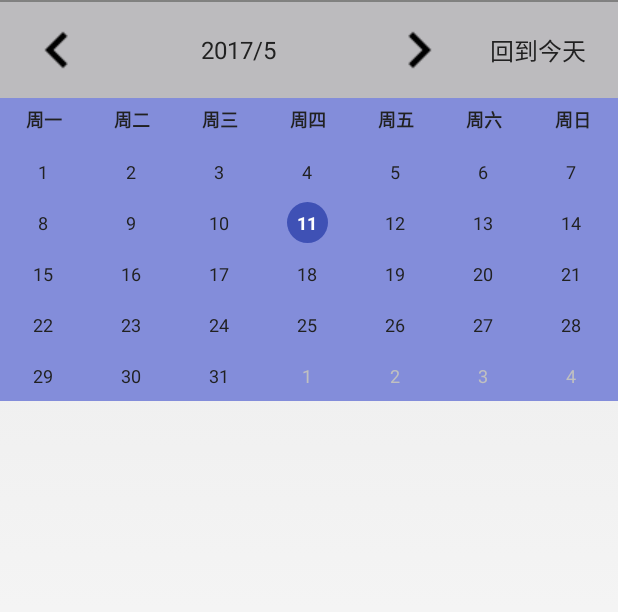
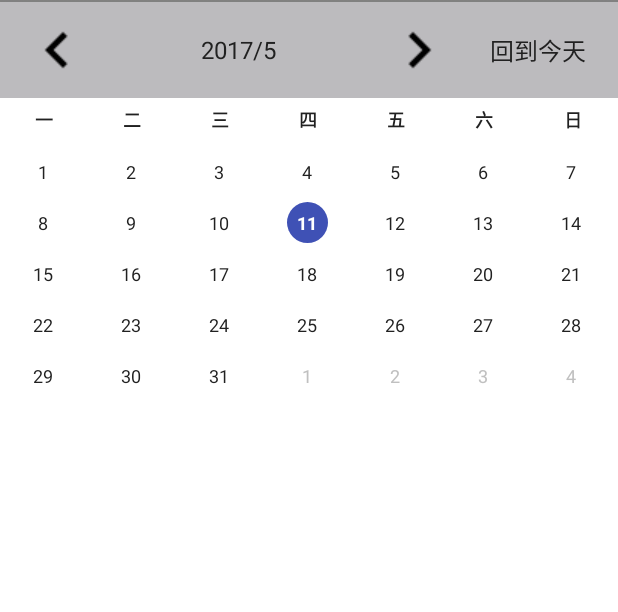
Before and after one commit to KathrineLee/Calendar_L, an Android app: the screen it shows after launch (MainActivity), on a phone screen of 412 x 824 dp, the part 36-648 px from its top. Run offline under Robolectric (Android 15) with nearby library versions, the phone set to English and light mode, and no system bars.

Commit message:
xml修改及部分布局代码优化

```diff
--- a/Calendar_K/app/src/main/java/com/example/kathrynl/calendar_k/CalendarCard.java
+++ b/Calendar_K/app/src/main/java/com/example/kathrynl/calendar_k/CalendarCard.java
@@ -28,17 +28,14 @@ import com.nineoldandroids.animation.ObjectAnimator;
 /**
  * 单个月的日历视图 <功能简述> <Br>
  * 可以定义样式<功能详细描述> <Br>
- *
- * @author Kyson http://www.hikyson.cn/
  */
-@SuppressLint("ClickableViewAccessibility")
+
 public class CalendarCard extends LinearLayout {
 
     /**
      * 控件的日期改变 <功能简述> <Br>
      * <功能详细描述> <Br>
      *
-     * @author Kyson
      */
     public interface OnCalendarChangeListener {
         void onCalendarChange(Calendar cal);
@@ -115,8 +112,7 @@ public class CalendarCard extends LinearLayout {
         View view = LayoutInflater.from(mContext).inflate(
                 R.layout.widget_calendar_card, this, true);
 
-        LinearLayout weekdaysLl = (LinearLayout) view
-                .findViewById(R.id.widget_calendar_card_weekdays);
+        LinearLayout weekdaysLl = (LinearLayout) view.findViewById(R.id.widget_calendar_card_weekdays);
 
         // 设置星期文字样式
         for (int i = 0; i < weekdaysLl.getChildCount(); i++) {
@@ -148,7 +144,6 @@ public class CalendarCard extends LinearLayout {
 
     /**
      * 设置控件的选中日期 <功能简述>
-     *
      * @param calendar
      */
     public void selectCurrentCalendar(Calendar calendar) {
@@ -174,21 +169,12 @@ public class CalendarCard extends LinearLayout {
         notifyDataChanged();
     }
 
-    public void selectBeforeDay() {
-        mCurrentCal.add(Calendar.DAY_OF_MONTH, -1);
-        mGridViewAdapter.setSelectedDate(mCurrentCal);
-        notifyDataChanged();
-    }
-
-    public void selectAfterDay() {
-        mCurrentCal.add(Calendar.DAY_OF_MONTH, 1);
-        mGridViewAdapter.setSelectedDate(mCurrentCal);
-        notifyDataChanged();
-    }
-
+    /**
+     * 用户手势检测
+     */
     private GestureDetector mDetector = new GestureDetector(mContext,
             new SimpleOnGestureListener() {
-
+    //创建GestureDetector实例mDetector
                 @Override
                 public boolean onDown(MotionEvent e) {
                     return true;
@@ -243,7 +229,6 @@ public class CalendarCard extends LinearLayout {
     /**
      * 给gridview设置,设置数据 <功能简述>
      *
-     * @param cal
      */
     private List<CalendarItem> getGvDataByYearAndMonth() {
         // 前面的空格数
@@ -260,29 +245,18 @@ public class CalendarCard extends LinearLayout {
      * 控件数据变化，通知改变样式 <功能简述>
      */
     private void notifyDataChanged() {
-        performAnim();
+       // performAnim();
         mGridViewAdapter.setDatas(getGvDataByYearAndMonth());
-        mGridViewAdapter.notifyDataSetChanged();
+        mGridViewAdapter.notifyDataSetChanged();//强制刷新
         if (mOnCalendarChangeListener != null) {
             mOnCalendarChangeListener.onCalendarChange(mCurrentCal);
         }
     }
-
-    /**
-     * perform this view's anim <功能简述>
-     */
-    private void performAnim() {
-        ObjectAnimator.ofFloat(mGv, "alpha", 0f, 1f).setDuration(150).start();
-    }
-
     /**
      * 为gridview中添加需要展示的数据
-     *
-     * @param tempSum
-     * @param dayNumInMonth
      */
     private List<CalendarItem> getGvListData(int first, int last, int dayCount) {
-        List<CalendarItem> list = new ArrayList<CalendarItem>();
+        List<CalendarItem> list = new ArrayList<>();
         // 当前选中的月份对应的calendar
         Calendar currentCalendar = (Calendar) mCurrentCal.clone();
         currentCalendar.set(Calendar.DAY_OF_MONTH, 1);
--- a/Calendar_K/app/src/main/java/com/example/kathrynl/calendar_k/CalendarGridViewAdapter.java
+++ b/Calendar_K/app/src/main/java/com/example/kathrynl/calendar_k/CalendarGridViewAdapter.java
@@ -2,7 +2,7 @@ package com.example.kathrynl.calendar_k;
 
 /**
  * 日历网格视图适配器
- * Created by Kathryn.L on 2017/5/6.
+ * Created by Kathryn.L on 2017/5/3.
  */
 import java.util.ArrayList;
 import java.util.Calendar;
@@ -22,25 +22,31 @@ import com.example.kathrynl.calendar_k.TimeUtil;
 public class CalendarGridViewAdapter extends BaseAdapter{
 
      //自定义监听接口
-
     public interface OnDaySelectListener{
         void onDaySelectListener(Calendar date);
     }
     private OnDaySelectListener mOnDaySelectListener;
-    //
-    private List<CalendarItem> mDatas = new ArrayList<CalendarItem>();
-    private Calendar mSelectedCal;
+    //创建LIST 用于显示在ListView的各个文件信息
+    private List<CalendarItem> mDatas = new ArrayList<CalendarItem>();//数组队列（相当于动态数组）
+    private Calendar mSelectedCal;//选择的日期
+
     private LayoutInflater mInflater;
-    private Context mContext;
-    public  CalendarGridViewAdapter(Context context){
+    private Context mContext;//上下文，表示是哪个Active使用的
+    /**
+     *实例化LayoutInflater并调用context.getSystemService()
+     *LAYOUT_INFLATER_SERVICE 取得xml里定义的view
+     **/
+    public  CalendarGridViewAdapter(Context context){//构造方法
         this.mContext=context;
         mInflater=(LayoutInflater)context.getSystemService(Context.LAYOUT_INFLATER_SERVICE);
     }
+
+    /**
+     * 设置显示style
+     */
     private int mTodayTextStyle = R.style.textView_sp12_green;
     private int mNotCurrentTextStyle = R.style.textView_12_grey_light;
-
     private int mDayTextStyle = R.style.textView_sp12_white;
-
     private int mDaySelector = R.drawable.tl_widget_calendar_item_common_selector;
 
     public void initStyle(int todayTextStyle, int notCurrentTextStyle,
@@ -57,39 +63,54 @@ public class CalendarGridViewAdapter extends BaseAdapter{
 
     @Override
     public int getCount() {
-        return mDatas.size();
+        return mDatas.size();//返回calendaritem的数量
     }
 
+    /**
+     * 根据当前位置获取指定的文件信息
+     * @param position
+     * @return
+     */
     @Override
     public CalendarItem getItem(int position) {
         return mDatas.get(position);
     }
 
+    /**
+     * 根据当前位置返回当前数据项在LIST中的行ID
+     * @param position
+     * @return
+     */
     @Override
     public long getItemId(int position) {
         return position;
     }
 
+    /**
+     *
+     * @param position
+     * @param convertView
+     * @param parent 为使用当前适配器的适配器控件
+     * @return
+     */
+
     @Override
     public View getView(int position, View convertView, ViewGroup parent) {
         GridViewHolder holder;
+        //如果convertView为空就创建一个View，否则使用getTag缓存的View
         if (convertView == null) {
             holder = new GridViewHolder();
-            convertView = mInflater.inflate(
-                    R.layout.item_widget_common_calendar_gridview, parent,
-                    false);
-            holder.tvDay = (TextView) convertView
-                    .findViewById(R.id.widget_common_calendar_gridview_item_date);
+            convertView = mInflater.inflate(R.layout.item_widget_common_calendar_gridview, parent, false);
+            holder.tvDay = (TextView) convertView.findViewById(R.id.widget_common_calendar_gridview_item_date);
             convertView.setTag(holder);
         } else {
             holder = (GridViewHolder) convertView.getTag();
         }
-        final CalendarItem calendarItem = getItem(position);
+        final CalendarItem calendarItem = getItem(position);//根据当前位置获取指定的文件信息
 
         TextView tvDay = holder.tvDay;
 
-        tvDay.setText(String.valueOf(calendarItem.calendar
-                .get(Calendar.DAY_OF_MONTH)));
+        tvDay.setText(String.valueOf(calendarItem.calendar.get(Calendar.DAY_OF_MONTH)));//文字为获取到的日期
         tvDay.setTextAppearance(mContext, getTextStyle(calendarItem));
         tvDay.setBackgroundResource(mDaySelector);
         tvDay.setSelected(TimeUtil.isSameDay(mSelectedCal,
@@ -102,7 +123,7 @@ public class CalendarGridViewAdapter extends BaseAdapter{
                 checkItem(calendarItem.calendar);
             }
         });
-        return convertView;
+        return convertView;//根据当前数据项的位置返回convertview
     }
 
     // check one item
@@ -111,8 +132,8 @@ public class CalendarGridViewAdapter extends BaseAdapter{
         if (TimeUtil.isSameDay(cal, mSelectedCal)) {
             return;
         }
-        mSelectedCal = (Calendar) cal.clone();
-        notifyDataSetChanged();
+        mSelectedCal = (Calendar) cal.clone();//将点击的作为选中的
+        notifyDataSetChanged();//如果适配器内容改变时需要用getView来刷新每个item的内容
         if (mOnDaySelectListener != null) {
             mOnDaySelectListener.onDaySelectListener(mSelectedCal);
         }
--- a/Calendar_K/app/src/main/java/com/example/kathrynl/calendar_k/CommonCalendarView.java
+++ b/Calendar_K/app/src/main/java/com/example/kathrynl/calendar_k/CommonCalendarView.java
@@ -112,9 +112,7 @@ public class CommonCalendarView extends LinearLayout {
     }
 
     /**
-     * set listenr of selecting date <功能简述>
-     *
-     * @param OnDaySelectListener
+     * set listenr of selecting date
      */
     public OnDaySelectListener getOnDaySelectListener(){
         return mOnDaySelectListener;
--- a/Calendar_K/app/src/main/java/com/example/kathrynl/calendar_k/GridWithoutScrollView.java
+++ b/Calendar_K/app/src/main/java/com/example/kathrynl/calendar_k/GridWithoutScrollView.java
@@ -11,8 +11,6 @@ import android.widget.GridView;
 /**
  * 不带滚动属性的gridview <功能简述> <Br>
  * <功能详细描述> <Br>
- *
- * @author kysonX
  */
 public class GridWithoutScrollView extends GridView {
     public GridWithoutScrollView(Context context) {
--- a/Calendar_K/app/src/main/java/com/example/kathrynl/calendar_k/TimeUtil.java
+++ b/Calendar_K/app/src/main/java/com/example/kathrynl/calendar_k/TimeUtil.java
@@ -1,8 +1,7 @@
 package com.example.kathrynl.calendar_k;
-
 /**
  * 时间获取
- * Created by Kathryn.L on 2017/5/6.
+ * Created by Kathryn.L on 2017/5/1.
  */
 import java.text.SimpleDateFormat;
 import java.util.Calendar;
@@ -22,9 +21,9 @@ public class TimeUtil {
      * @return
      */
     public static int[] getTimeFields(long time){
-        Calendar calendar =Calendar.getInstance();
-        calendar.setTimeInMillis(time);
-        int[] timeFields = new int[6];
+        Calendar calendar =Calendar.getInstance();//获取当前系统时间
+        calendar.setTimeInMillis(time);//根据毫秒数设置Calendar时间
+        int[] timeFields = new int[6];//以数组方式储存
         timeFields[0]=calendar.get(Calendar.YEAR);
         timeFields[1]=calendar.get(Calendar.MONTH);
         timeFields[2] = calendar.get(Calendar.DAY_OF_MONTH);
@@ -34,18 +33,19 @@ public class TimeUtil {
         return timeFields;
     }
     /**
-     * 获取格式化的时间
+     * 获取格式化的时间（把date类型时间转换为指定格式的字符串）
      */
     public static String getFormatTime(String formatter ,long time){
         SimpleDateFormat format =new SimpleDateFormat(formatter,Locale.getDefault());
+        //Locale.getDefault()获取当前的语言环境，把返回值放进SimpleDateFormat的构造里实现通用化
         return format.format(new Date(time));
+        //返回本地规则格式化后的时间
     }
 
     /**
      * 判断时间是否为今天 <功能简述>
      *
      * @param time
-     * @return
      */
     public static boolean isToday(long time) {
         long now = getSystemTime();
--- a/Calendar_K/app/src/main/res/layout/activity_main.xml
+++ b/Calendar_K/app/src/main/res/layout/activity_main.xml
@@ -2,6 +2,7 @@
     xmlns:tools="http://schemas.android.com/tools"
     android:layout_width="match_parent"
     android:layout_height="match_parent"
+    android:background="#ffffff"
     android:orientation="vertical" >
 
     <com.example.kathrynl.calendar_k.CommonCalendarView
--- a/Calendar_K/app/src/main/res/layout/widget_calendar_card.xml
+++ b/Calendar_K/app/src/main/res/layout/widget_calendar_card.xml
@@ -3,7 +3,7 @@
     android:layout_width="match_parent"
     android:layout_height="match_parent"
     android:gravity="center_horizontal"
-    android:background="#838dda"
+    android:background="#ffffff"
     android:orientation="vertical"
     >
 
@@ -21,49 +21,49 @@
             android:layout_height="wrap_content"
             android:layout_weight="1"
             android:gravity="center"
-            android:text="周一" />
+            android:text="一" />
 
         <TextView
             android:layout_width="0dp"
             android:layout_height="wrap_content"
             android:layout_weight="1"
             android:gravity="center"
-            android:text="周二" />
+            android:text="二" />
 
         <TextView
             android:layout_width="0dp"
             android:layout_height="wrap_content"
             android:layout_weight="1"
             android:gravity="center"
-            android:text="周三" />
+            android:text="三" />
 
         <TextView
             android:layout_width="0dp"
             android:layout_height="wrap_content"
             android:layout_weight="1"
             android:gravity="center"
-            android:text="周四" />
+            android:text="四" />
 
         <TextView
             android:layout_width="0dp"
             android:layout_height="wrap_content"
             android:layout_weight="1"
             android:gravity="center"
-            android:text="周五" />
+            android:text="五" />
 
         <TextView
             android:layout_width="0dp"
             android:layout_height="wrap_content"
             android:layout_weight="1"
             android:gravity="center"
-            android:text="周六" />
+            android:text="六" />
 
         <TextView
             android:layout_width="0dp"
             android:layout_height="wrap_content"
             android:layout_weight="1"
             android:gravity="center"
-            android:text="周日" />
+            android:text="日" />
     </LinearLayout>
 
     <com.example.kathrynl.calendar_k.GridWithoutScrollView
--- a/Calendar_K/app/src/main/res/layout/widget_calendar_common_view.xml
+++ b/Calendar_K/app/src/main/res/layout/widget_calendar_common_view.xml
@@ -5,6 +5,8 @@
     android:layout_width="match_parent"
     android:layout_height="match_parent"
     >
+
+
     <RelativeLayout
         android:layout_width="match_parent"
         android:layout_height="wrap_content"
@@ -65,11 +67,10 @@
             android:singleLine="true"
             android:text="回到今天" />
     </RelativeLayout>
-
     <com.example.kathrynl.calendar_k.CalendarCard
         android:id="@+id/widget_calendar_common_view_calendarcard"
         android:layout_width="match_parent"
-        android:layout_height="match_parent"
+        android:layout_height="0dp"
         calendar:daySelector="@drawable/tl_widget_calendar_item_light_selector"
         calendar:dayTextStyle="@style/textView_calendar_common_day_normal"
         calendar:notCurrentTextStyle="@style/textView_sp12_grey_bright"
```
Also changed, not shown: Calendar_K/app/src/main/java/com/example/kathrynl/calendar_k/CalendarItem.java (+3 -6 lines), Calendar_K/app/src/main/java/com/example/kathrynl/calendar_k/MainActivity.java (+1 -9 lines).
